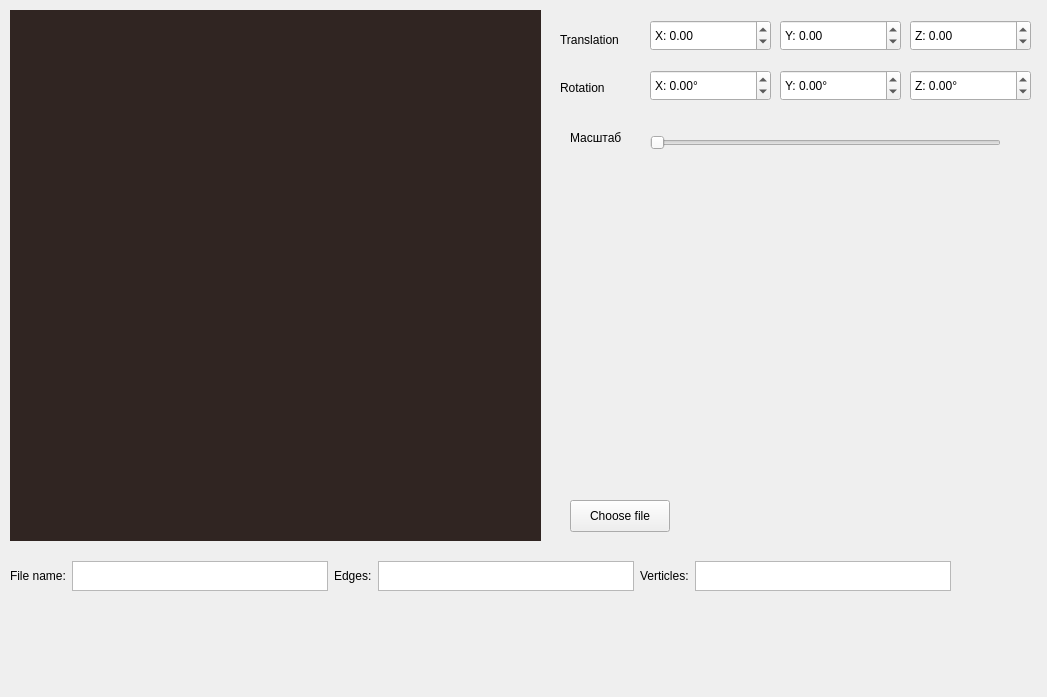
Before: the Qt Designer form src/3dviewer/mainwindow.ui in dan8782/3dViewer, drawn with Qt 5.
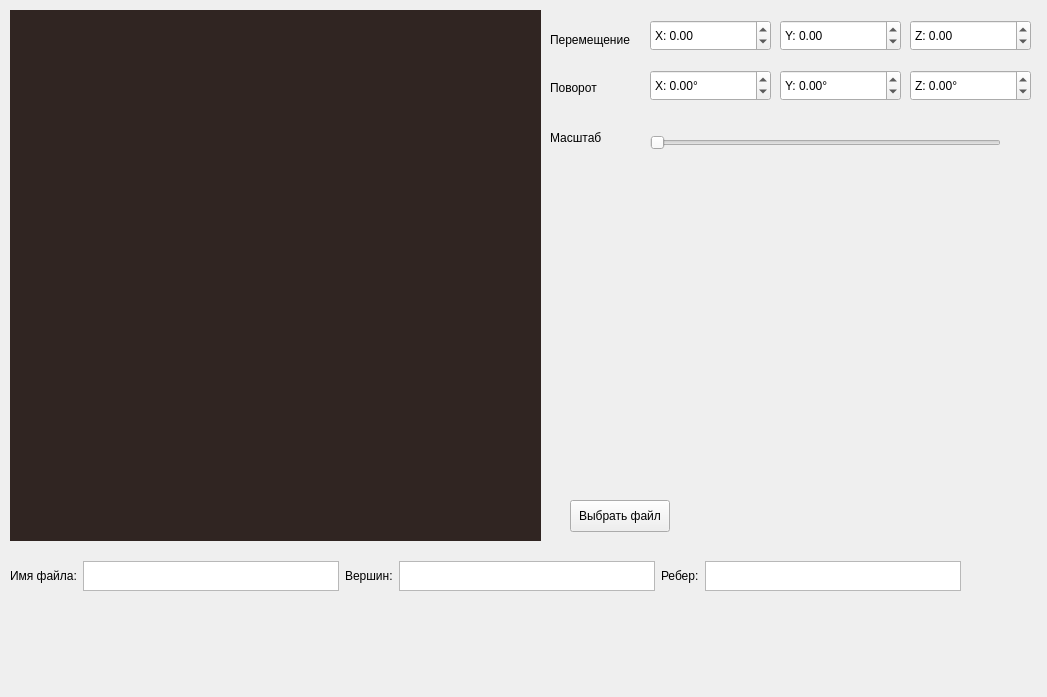
After: the same form once the commit is applied. Custom widgets are drawn as their Qt base class.

The edit to the form file:
```diff
--- a/src/3dviewer/mainwindow.ui
+++ b/src/3dviewer/mainwindow.ui
@@ -30,33 +30,33 @@
    <widget class="QLabel" name="label_4">
     <property name="geometry">
      <rect>
-      <x>560</x>
+      <x>550</x>
       <y>30</y>
       <width>91</width>
       <height>20</height>
      </rect>
     </property>
     <property name="text">
-     <string>Translation</string>
+     <string>Перемещение</string>
     </property>
    </widget>
    <widget class="QLabel" name="label_5">
     <property name="geometry">
      <rect>
-      <x>560</x>
+      <x>550</x>
       <y>80</y>
       <width>58</width>
       <height>16</height>
      </rect>
     </property>
     <property name="text">
-     <string>Rotation</string>
+     <string>Поворот</string>
     </property>
    </widget>
    <widget class="QLabel" name="label_6">
     <property name="geometry">
      <rect>
-      <x>570</x>
+      <x>550</x>
       <y>130</y>
       <width>58</width>
       <height>16</height>
@@ -76,7 +76,7 @@
      </rect>
     </property>
     <property name="text">
-     <string>Choose file</string>
+     <string>Выбрать файл</string>
     </property>
    </widget>
    <widget class="QDoubleSpinBox" name="doubleSpinBox_translations_x">
@@ -256,7 +256,7 @@
      <rect>
       <x>10</x>
       <y>561</y>
-      <width>978</width>
+      <width>1002</width>
       <height>32</height>
      </rect>
     </property>
@@ -279,7 +279,7 @@
         </size>
        </property>
        <property name="text">
-        <string>File name:</string>
+        <string>Имя файла:</string>
        </property>
       </widget>
      </item>
@@ -330,7 +330,7 @@
         </size>
        </property>
        <property name="text">
-        <string>Edges:</string>
+        <string>Вершин:</string>
        </property>
       </widget>
      </item>
@@ -368,7 +368,7 @@
         </size>
        </property>
        <property name="text">
-        <string>Verticles:</string>
+        <string>Ребер:</string>
        </property>
       </widget>
      </item>
```
